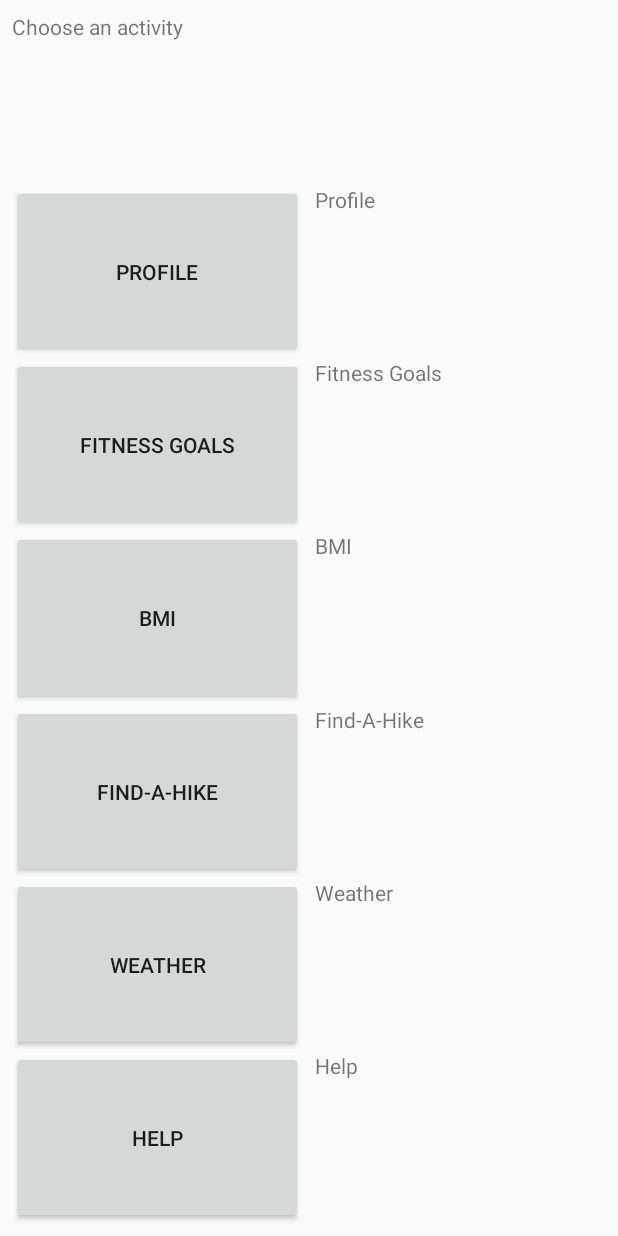
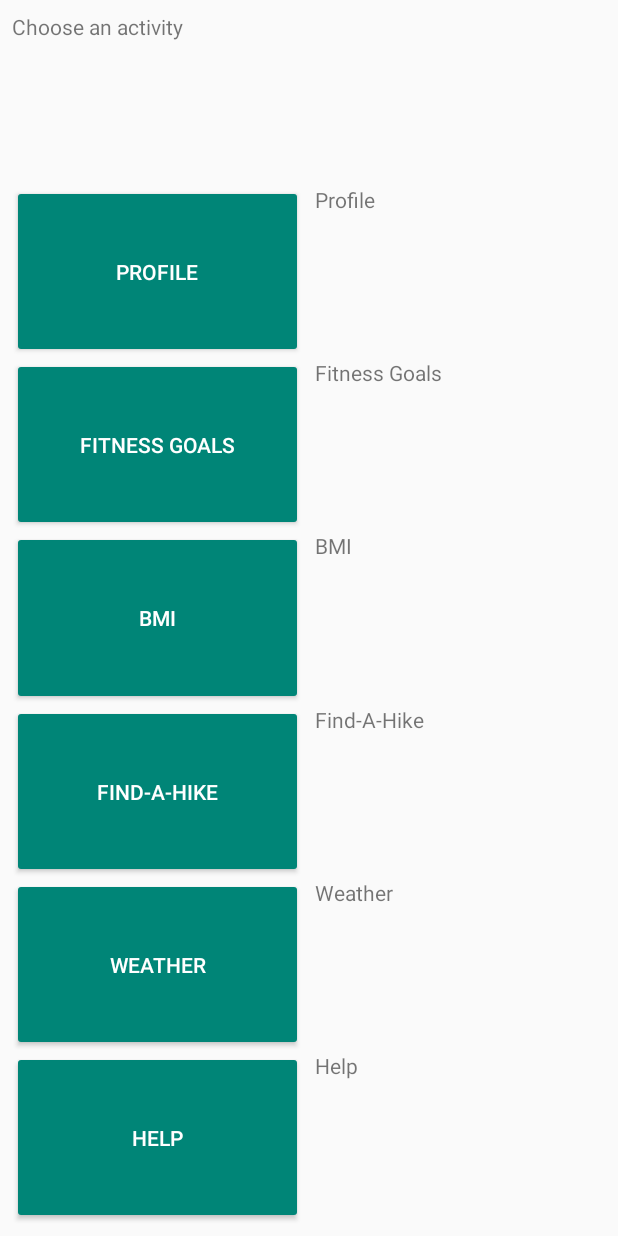
Before and after one commit to liuqidake/Lifestyle_Android_App, an Android app: the ChoicesListFragment screen opened directly, with no data from a screen before it, on a phone screen of 412 x 824 dp. Run offline under Robolectric (Android 15) with nearby library versions, the phone set to English and light mode, and no system bars.

Commit message:
Made buttons colored

```diff
--- a/Lifestyle_App/app/src/main/res/layout/fragment_bottom_buttons.xml
+++ b/Lifestyle_App/app/src/main/res/layout/fragment_bottom_buttons.xml
@@ -9,6 +9,7 @@
 
     <Button
         android:id="@+id/b_profile"
+        style="@style/Widget.AppCompat.Button.Colored"
         android:layout_width="match_parent"
         android:layout_height="match_parent"
         android:layout_weight="1"
@@ -17,6 +18,7 @@
 
     <Button
         android:id="@+id/b_goals"
+        style="@style/Widget.AppCompat.Button.Colored"
         android:layout_width="match_parent"
         android:layout_height="match_parent"
         android:layout_weight="1"
@@ -25,6 +27,7 @@
 
     <Button
         android:id="@+id/b_bmi"
+        style="@style/Widget.AppCompat.Button.Colored"
         android:layout_width="match_parent"
         android:layout_height="match_parent"
         android:layout_weight="1"
@@ -33,6 +36,7 @@
 
     <Button
         android:id="@+id/b_hikes"
+        style="@style/Widget.AppCompat.Button.Colored"
         android:layout_width="match_parent"
         android:layout_height="match_parent"
         android:layout_weight="1"
@@ -41,6 +45,7 @@
 
     <Button
         android:id="@+id/b_weather"
+        style="@style/Widget.AppCompat.Button.Colored"
         android:layout_width="match_parent"
         android:layout_height="match_parent"
         android:layout_weight="1"
@@ -49,6 +54,7 @@
 
     <Button
         android:id="@+id/b_help"
+        style="@style/Widget.AppCompat.Button.Colored"
         android:layout_width="match_parent"
         android:layout_height="match_parent"
         android:layout_weight="1"
--- a/Lifestyle_App/app/src/main/res/layout/fragment_change_profile.xml
+++ b/Lifestyle_App/app/src/main/res/layout/fragment_change_profile.xml
@@ -65,11 +65,12 @@
         <!--To finish implementing: https://developer.android.com/guide/topics/ui/controls/pickers.html#DatePicker-->
         <Button
             android:id="@+id/b_birthday"
+            style="@style/Widget.AppCompat.Button.Colored"
             android:layout_width="match_parent"
             android:layout_height="wrap_content"
             android:layout_marginTop="8dp"
+            android:layout_weight="1"
             android:text="Pick Date"
-            android:layout_weight="1"
             app:layout_constraintEnd_toStartOf="@+id/iv_profile"
             app:layout_constraintHorizontal_bias="0.5"
             app:layout_constraintStart_toEndOf="@+id/et_age"
@@ -118,6 +119,7 @@
 
     <Button
         android:id="@+id/b_location"
+        style="@style/Widget.AppCompat.Button.Colored"
         android:layout_width="160dp"
         android:layout_height="wrap_content"
         android:layout_marginStart="16dp"
@@ -277,6 +279,7 @@
 
     <Button
         android:id="@+id/b_edit_pic"
+        style="@style/Widget.AppCompat.Button.Colored"
         android:layout_width="0dp"
         android:layout_height="wrap_content"
         android:layout_marginStart="8dp"
@@ -302,6 +305,7 @@
 
     <Button
         android:id="@+id/b_save"
+        style="@style/Widget.AppCompat.Button.Colored"
         android:layout_width="wrap_content"
         android:layout_height="wrap_content"
         android:layout_marginEnd="8dp"
--- a/Lifestyle_App/app/src/main/res/layout/fragment_choices_list.xml
+++ b/Lifestyle_App/app/src/main/res/layout/fragment_choices_list.xml
@@ -25,7 +25,7 @@
 
     <Button
         android:id="@+id/ib_profile"
-        tools:layout_constraintHorizontal_weight="1"
+        style="@style/Widget.AppCompat.Button.Colored"
         android:layout_width="0dp"
         android:layout_height="0dp"
         android:layout_marginStart="8dp"
@@ -37,13 +37,13 @@
         app:layout_constraintHorizontal_chainStyle="spread_inside"
         app:layout_constraintStart_toStartOf="parent"
         app:layout_constraintTop_toBottomOf="@+id/tv_choose"
-        tools:src="@tools:sample/avatars"
         app:layout_constraintVertical_chainStyle="spread_inside"
-        />
+        tools:layout_constraintHorizontal_weight="1"
+        tools:src="@tools:sample/avatars" />
 
     <Button
         android:id="@+id/ib_goals"
-        tools:layout_constraintHorizontal_weight="1"
+        style="@style/Widget.AppCompat.Button.Colored"
         android:layout_width="0dp"
         android:layout_height="0dp"
         android:layout_marginStart="8dp"
@@ -55,12 +55,13 @@
         app:layout_constraintHorizontal_chainStyle="spread_inside"
         app:layout_constraintStart_toStartOf="parent"
         app:layout_constraintTop_toBottomOf="@+id/ib_profile"
-        tools:src="@tools:sample/avatars"
-        app:layout_constraintVertical_chainStyle="spread_inside"/>
+        app:layout_constraintVertical_chainStyle="spread_inside"
+        tools:layout_constraintHorizontal_weight="1"
+        tools:src="@tools:sample/avatars" />
 
     <Button
         android:id="@+id/ib_bmi"
-        tools:layout_constraintHorizontal_weight="1"
+        style="@style/Widget.AppCompat.Button.Colored"
         android:layout_width="0dp"
         android:layout_height="0dp"
         android:layout_marginStart="8dp"
@@ -72,13 +73,13 @@
         app:layout_constraintHorizontal_chainStyle="spread_inside"
         app:layout_constraintStart_toStartOf="parent"
         app:layout_constraintTop_toBottomOf="@+id/ib_goals"
-        tools:src="@tools:sample/avatars"
         app:layout_constraintVertical_chainStyle="spread_inside"
-        />
+        tools:layout_constraintHorizontal_weight="1"
+        tools:src="@tools:sample/avatars" />
 
     <Button
         android:id="@+id/ib_hike"
-        tools:layout_constraintHorizontal_weight="1"
+        style="@style/Widget.AppCompat.Button.Colored"
         android:layout_width="0dp"
         android:layout_height="0dp"
         android:layout_marginStart="8dp"
@@ -90,13 +91,13 @@
         app:layout_constraintHorizontal_chainStyle="spread_inside"
         app:layout_constraintStart_toStartOf="parent"
         app:layout_constraintTop_toBottomOf="@+id/ib_bmi"
-        tools:src="@tools:sample/avatars"
         app:layout_constraintVertical_chainStyle="spread_inside"
-        />
+        tools:layout_constraintHorizontal_weight="1"
+        tools:src="@tools:sample/avatars" />
 
     <Button
         android:id="@+id/ib_weather"
-        tools:layout_constraintHorizontal_weight="1"
+        style="@style/Widget.AppCompat.Button.Colored"
         android:layout_width="0dp"
         android:layout_height="0dp"
         android:layout_marginStart="8dp"
@@ -108,13 +109,13 @@
         app:layout_constraintHorizontal_chainStyle="spread_inside"
         app:layout_constraintStart_toStartOf="parent"
         app:layout_constraintTop_toBottomOf="@+id/ib_hike"
-        tools:src="@tools:sample/avatars"
         app:layout_constraintVertical_chainStyle="spread_inside"
-        />
+        tools:layout_constraintHorizontal_weight="1"
+        tools:src="@tools:sample/avatars" />
 
     <Button
         android:id="@+id/ib_help"
-        tools:layout_constraintHorizontal_weight="1"
+        style="@style/Widget.AppCompat.Button.Colored"
         android:layout_width="0dp"
         android:layout_height="0dp"
         android:layout_marginStart="8dp"
@@ -127,9 +128,9 @@
         app:layout_constraintHorizontal_chainStyle="spread_inside"
         app:layout_constraintStart_toStartOf="parent"
         app:layout_constraintTop_toBottomOf="@+id/ib_weather"
-        tools:src="@tools:sample/avatars"
         app:layout_constraintVertical_chainStyle="spread_inside"
-        />
+        tools:layout_constraintHorizontal_weight="1"
+        tools:src="@tools:sample/avatars" />
 
 
     <Button
--- a/Lifestyle_App/app/src/main/res/layout/fragment_help.xml
+++ b/Lifestyle_App/app/src/main/res/layout/fragment_help.xml
@@ -9,6 +9,6 @@
     <TextView
         android:layout_width="match_parent"
         android:layout_height="match_parent"
-        android:text="WEATHER COMING SOON!" />
+        android:text="HELP COMING SOON!" />
 
 </FrameLayout>
--- a/Lifestyle_App/app/src/main/res/layout/fragment_location.xml
+++ b/Lifestyle_App/app/src/main/res/layout/fragment_location.xml
@@ -70,6 +70,7 @@
 
     <Button
         android:id="@+id/b_location"
+        style="@style/Widget.AppCompat.Button.Colored"
         android:layout_width="160dp"
         android:layout_height="wrap_content"
         android:layout_marginStart="8dp"
@@ -85,6 +86,7 @@
 
     <Button
         android:id="@+id/b_next"
+        style="@style/Widget.AppCompat.Button.Colored"
         android:layout_width="160dp"
         android:layout_height="wrap_content"
         android:layout_marginStart="8dp"
--- a/Lifestyle_App/app/src/main/res/layout/fragment_name_age.xml
+++ b/Lifestyle_App/app/src/main/res/layout/fragment_name_age.xml
@@ -55,9 +55,10 @@
 
     <Button
         android:id="@+id/b_birthday"
+        style="@style/Widget.AppCompat.Button.Colored"
         android:layout_width="wrap_content"
         android:layout_height="wrap_content"
-        android:layout_marginTop="15dp"
+        android:layout_marginTop="5dp"
         android:layout_marginEnd="8dp"
         android:layout_marginRight="8dp"
         android:layout_marginBottom="8dp"
@@ -69,6 +70,7 @@
 
     <Button
         android:id="@+id/button_next"
+        style="@style/Widget.AppCompat.Button.Colored"
         android:layout_width="160dp"
         android:layout_height="wrap_content"
         android:layout_marginStart="8dp"
--- a/Lifestyle_App/app/src/main/res/layout/fragment_phys_details.xml
+++ b/Lifestyle_App/app/src/main/res/layout/fragment_phys_details.xml
@@ -145,6 +145,7 @@
 
     <Button
         android:id="@+id/b_next_page"
+        style="@style/Widget.AppCompat.Button.Colored"
         android:layout_width="wrap_content"
         android:layout_height="wrap_content"
         android:layout_marginStart="8dp"
--- a/Lifestyle_App/app/src/main/res/layout/fragment_profile_pic.xml
+++ b/Lifestyle_App/app/src/main/res/layout/fragment_profile_pic.xml
@@ -8,6 +8,7 @@
 
     <Button
         android:id="@+id/button_take_pic"
+        style="@style/Widget.AppCompat.Button.Colored"
         android:layout_width="wrap_content"
         android:layout_height="wrap_content"
         android:layout_marginStart="8dp"
@@ -21,6 +22,7 @@
 
     <Button
         android:id="@+id/button_select_pic"
+        style="@style/Widget.AppCompat.Button.Colored"
         android:layout_width="wrap_content"
         android:layout_height="wrap_content"
         android:layout_marginTop="8dp"
@@ -51,6 +53,7 @@
 
     <Button
         android:id="@+id/button_next"
+        style="@style/Widget.AppCompat.Button.Colored"
         android:layout_width="wrap_content"
         android:layout_height="wrap_content"
         android:layout_marginStart="8dp"
--- a/Lifestyle_App/app/src/main/res/layout/fragment_review.xml
+++ b/Lifestyle_App/app/src/main/res/layout/fragment_review.xml
@@ -221,6 +221,7 @@
 
     <Button
         android:id="@+id/b_edit_profile"
+        style="@style/Widget.AppCompat.Button.Colored"
         android:layout_width="wrap_content"
         android:layout_height="wrap_content"
         android:layout_marginEnd="8dp"
@@ -232,6 +233,7 @@
 
     <Button
         android:id="@+id/b_finish"
+        style="@style/Widget.AppCompat.Button.Colored"
         android:layout_width="wrap_content"
         android:layout_height="wrap_content"
         android:layout_marginEnd="8dp"
```
